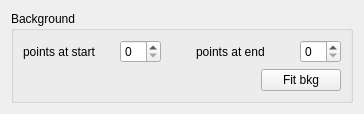
Above: gui/linearbackground.ui from syncope/adapt before the change. Below: the same form after it.
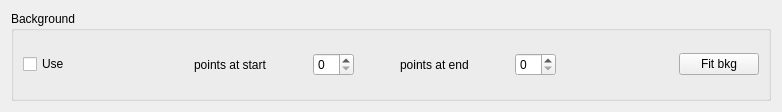
That is the form after the change.

Commit message: + added new background checkbox -- not yet included in the code and load parts ++ fixed part of the despiking disaster: missing check guards  + only first part

```diff
--- a/gui/linearbackground.ui
+++ b/gui/linearbackground.ui
@@ -6,7 +6,7 @@
    <rect>
     <x>0</x>
     <y>0</y>
-    <width>364</width>
+    <width>782</width>
     <height>112</height>
    </rect>
   </property>
@@ -21,6 +21,28 @@
      </property>
      <layout class="QGridLayout" name="gridLayout">
       <item row="0" column="0">
+       <layout class="QHBoxLayout" name="horizontalLayout">
+        <item>
+         <widget class="QCheckBox" name="useBkg">
+          <property name="text">
+           <string>Use</string>
+          </property>
+         </widget>
+        </item>
+        <item>
+         <spacer name="horizontalSpacer_5">
+          <property name="orientation">
+           <enum>Qt::Horizontal</enum>
+          </property>
+          <property name="sizeHint" stdset="0">
+           <size>
+            <width>40</width>
+            <height>20</height>
+           </size>
+          </property>
+         </spacer>
+        </item>
+        <item>
        <layout class="QVBoxLayout" name="verticalLayout_4">
         <item>
          <layout class="QHBoxLayout" name="horizontalLayout_8">
@@ -89,8 +111,8 @@
           </item>
          </layout>
         </item>
-        <item>
-         <layout class="QHBoxLayout" name="horizontalLayout">
+         </layout>
+        </item>
           <item>
            <spacer name="horizontalSpacer_4">
             <property name="orientation">
@@ -110,8 +132,6 @@
              <string>Fit bkg</string>
             </property>
            </widget>
-          </item>
-         </layout>
         </item>
        </layout>
       </item>
```
Left out of the diff: 2 changed lines with no effect on the pictures. Lines whose indentation alone changed are shown as unchanged. The commit also changes 2 other files.
